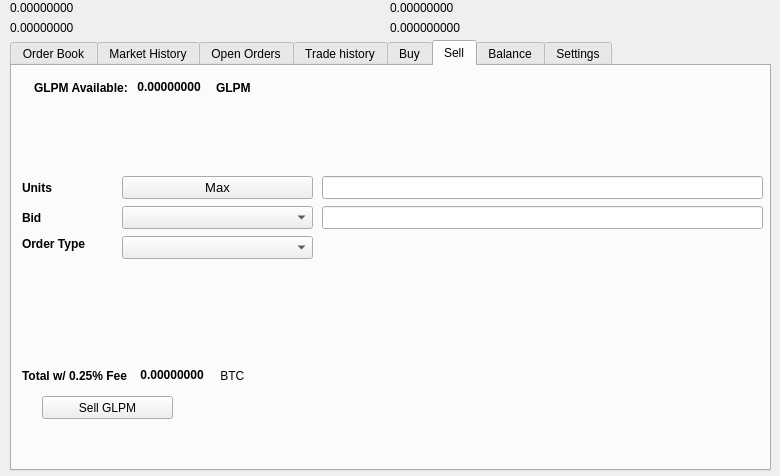
Before: the Qt Designer form src/qt/forms/tradingdialog.ui in MCLXI/placeholder, drawn with Qt 5.
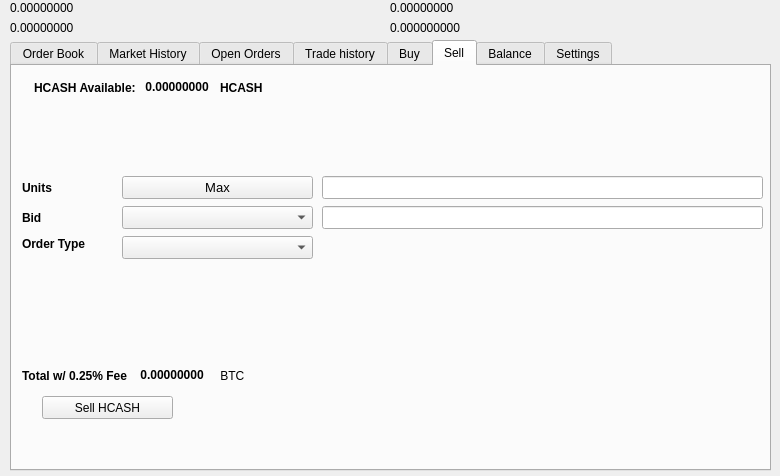
After: the same form once the commit is applied. The open tabs and pages were chosen to show the change. Icons and pictures are not drawn.

The edit to the form file:
```diff
--- a/src/qt/forms/tradingdialog.ui
+++ b/src/qt/forms/tradingdialog.ui
@@ -1751,7 +1751,7 @@
       </rect>
      </property>
      <property name="text">
-      <string>Sell GLPM</string>
+      <string>Sell HCASH</string>
      </property>
      <property name="icon">
       <iconset resource="../GLPM">
@@ -1777,7 +1777,7 @@
          </font>
         </property>
         <property name="text">
-         <string>GLPM Available:</string>
+         <string>HCASH Available:</string>
         </property>
        </widget>
       </item>
@@ -2221,7 +2221,7 @@
          </font>
         </property>
         <property name="text">
-         <string>GLPM</string>
+         <string>HCASH</string>
         </property>
        </widget>
       </item>
```
Left out of the diff: 46 changed lines with no effect on the pictures.
